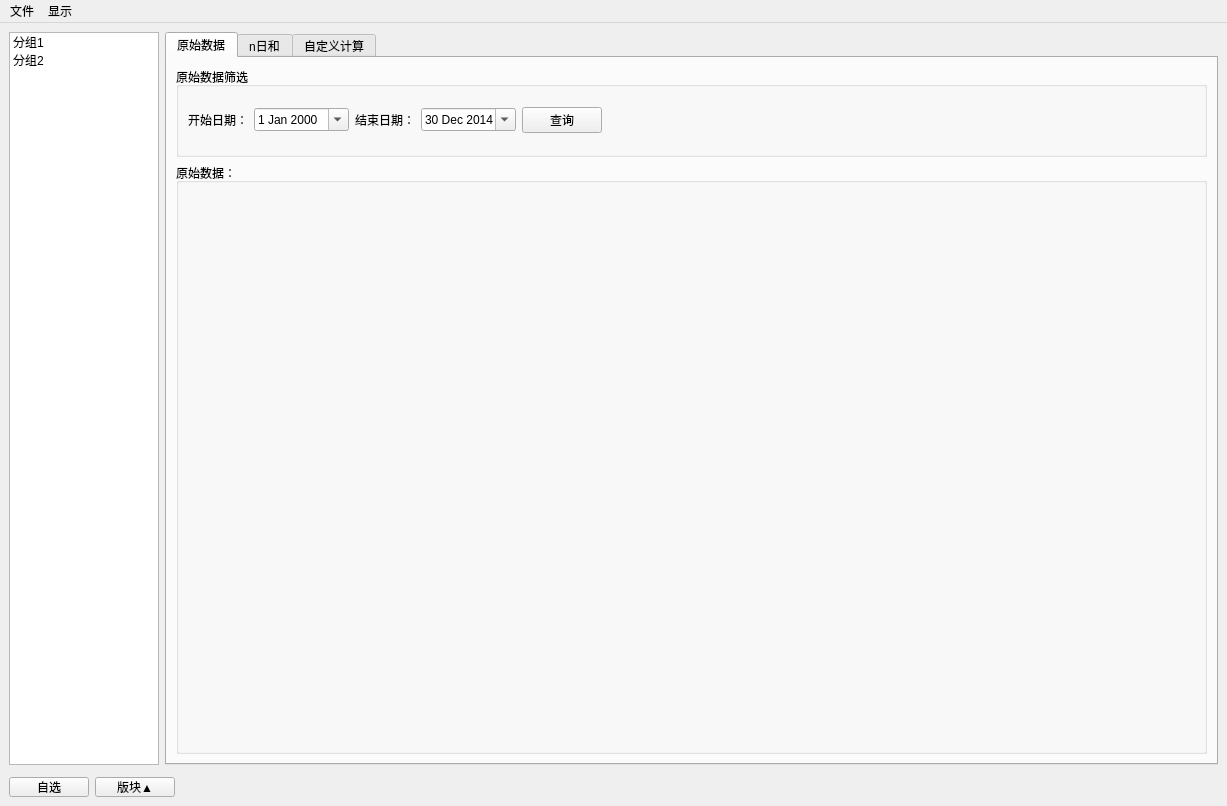
First picture: the form in UI/StockMain.ui, repository liumin0/stockii_client, before the edit.
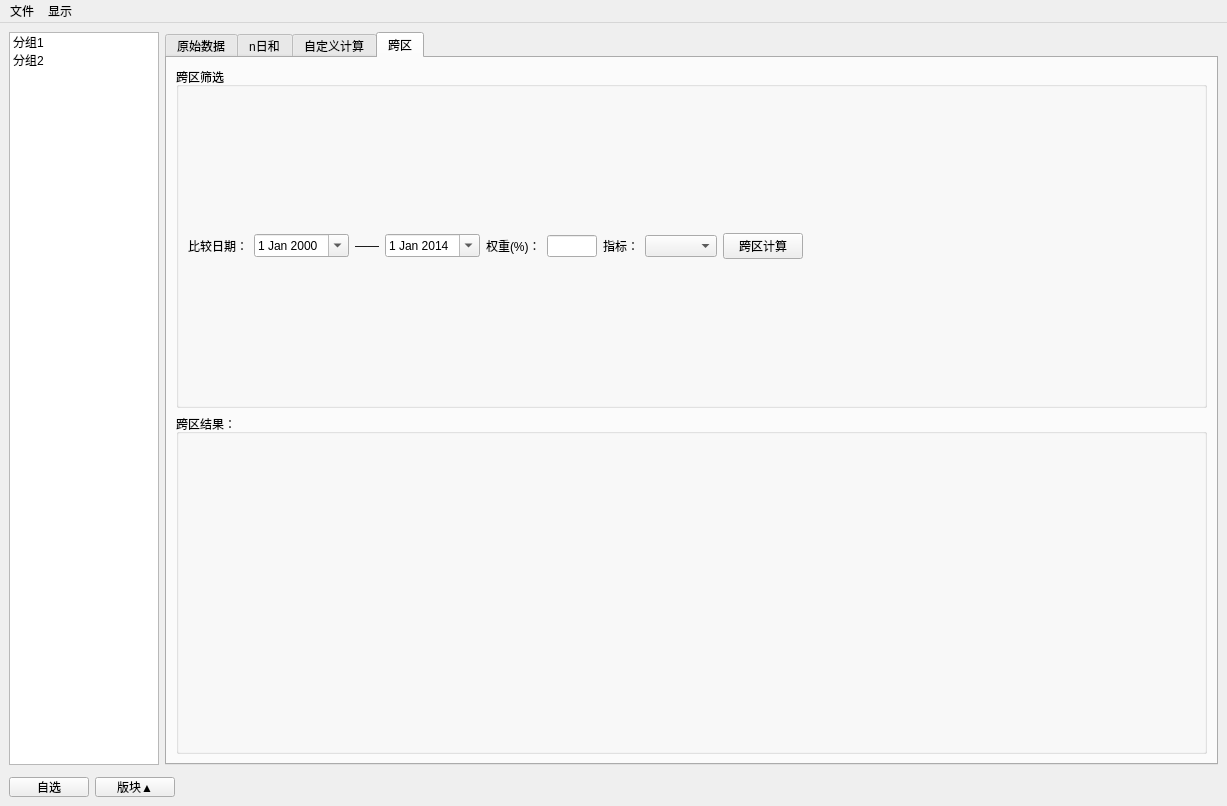
Second picture: the form after the edit. Custom widgets are drawn as their Qt base class.

Commit message:
跨区，拼接
添加了拼接计算数据的功能
添加了魏来计算的跨区API

Patch:
```diff
--- a/UI/StockMain.ui
+++ b/UI/StockMain.ui
@@ -40,7 +40,7 @@
       <item>
        <widget class="QTabWidget" name="tabWidget">
         <property name="currentIndex">
-         <number>0</number>
+         <number>3</number>
         </property>
         <property name="documentMode">
          <bool>false</bool>
@@ -471,7 +471,133 @@
             </property>
             <layout class="QGridLayout" name="gridLayout_4">
              <item row="0" column="0">
-              <widget class="MyTable" name="calcTableWidget" native="true"/>
+              <widget class="QSplitter" name="splitter_3">
+               <property name="orientation">
+                <enum>Qt::Horizontal</enum>
+               </property>
+               <widget class="MyTable" name="calcTableWidget" native="true"/>
+               <widget class="MyTable" name="combineWidget" native="true"/>
+              </widget>
+             </item>
+            </layout>
+           </widget>
+          </item>
+         </layout>
+        </widget>
+        <widget class="QWidget" name="tab_4">
+         <attribute name="title">
+          <string>跨区</string>
+         </attribute>
+         <layout class="QVBoxLayout" name="verticalLayout_4">
+          <item>
+           <widget class="QGroupBox" name="groupBox_8">
+            <property name="title">
+             <string>跨区筛选</string>
+            </property>
+            <layout class="QGridLayout" name="gridLayout_9">
+             <item row="0" column="0">
+              <layout class="QHBoxLayout" name="horizontalLayout">
+               <item>
+                <widget class="QLabel" name="label_15">
+                 <property name="text">
+                  <string>比较日期：</string>
+                 </property>
+                </widget>
+               </item>
+               <item>
+                <widget class="QDateEdit" name="startDateEdit_4">
+                 <property name="calendarPopup">
+                  <bool>true</bool>
+                 </property>
+                </widget>
+               </item>
+               <item>
+                <widget class="QLabel" name="label_16">
+                 <property name="text">
+                  <string>——</string>
+                 </property>
+                </widget>
+               </item>
+               <item>
+                <widget class="QDateEdit" name="endDateEdit_4">
+                 <property name="date">
+                  <date>
+                   <year>2014</year>
+                   <month>1</month>
+                   <day>1</day>
+                  </date>
+                 </property>
+                 <property name="calendarPopup">
+                  <bool>true</bool>
+                 </property>
+                </widget>
+               </item>
+               <item>
+                <widget class="QLabel" name="label_17">
+                 <property name="sizePolicy">
+                  <sizepolicy hsizetype="Preferred" vsizetype="Minimum">
+                   <horstretch>0</horstretch>
+                   <verstretch>0</verstretch>
+                  </sizepolicy>
+                 </property>
+                 <property name="text">
+                  <string>权重(%)：</string>
+                 </property>
+                </widget>
+               </item>
+               <item>
+                <widget class="QLineEdit" name="weightEdit">
+                 <property name="maximumSize">
+                  <size>
+                   <width>50</width>
+                   <height>16777215</height>
+                  </size>
+                 </property>
+                </widget>
+               </item>
+               <item>
+                <widget class="QLabel" name="label_18">
+                 <property name="text">
+                  <string>指标：</string>
+                 </property>
+                </widget>
+               </item>
+               <item>
+                <widget class="QComboBox" name="crossTypeCombo"/>
+               </item>
+               <item>
+                <widget class="QPushButton" name="crossBtn">
+                 <property name="text">
+                  <string>跨区计算</string>
+                 </property>
+                </widget>
+               </item>
+               <item>
+                <spacer name="horizontalSpacer_2">
+                 <property name="orientation">
+                  <enum>Qt::Horizontal</enum>
+                 </property>
+                 <property name="sizeHint" stdset="0">
+                  <size>
+                   <width>40</width>
+                   <height>20</height>
+                  </size>
+                 </property>
+                </spacer>
+               </item>
+              </layout>
+             </item>
+            </layout>
+           </widget>
+          </item>
+          <item>
+           <widget class="QGroupBox" name="groupBox_7">
+            <property name="title">
+             <string>跨区结果：</string>
+            </property>
+            <layout class="QGridLayout" name="gridLayout_8">
+             <item row="0" column="0">
+              <widget class="MyTable" name="crossTableWidget" native="true"/>
              </item>
             </layout>
            </widget>
```
Left out of the diff: 38 changed lines with no effect on the pictures. The commit also changes 29 other files.
